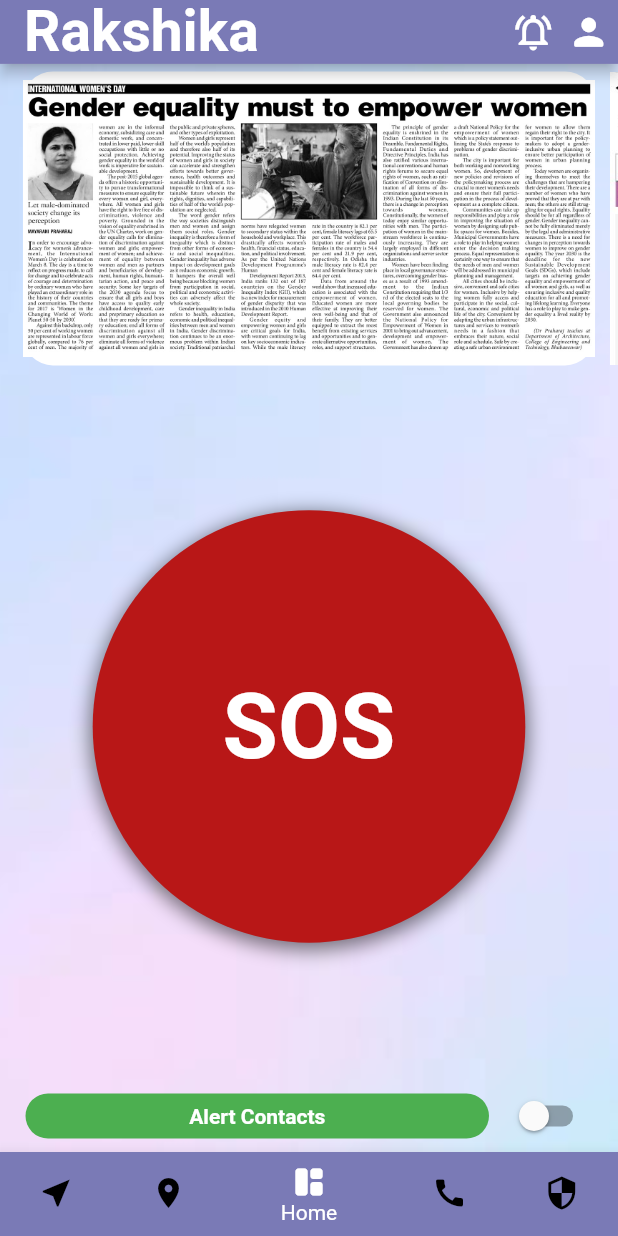
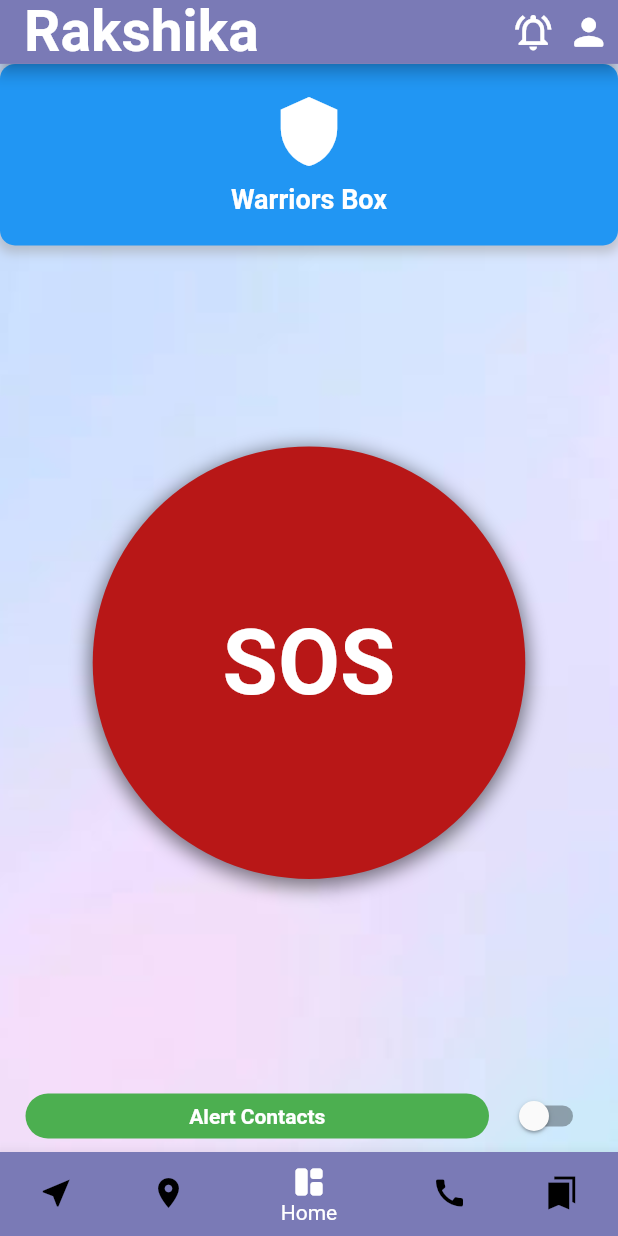
Before and after one commit to adityashah841/Rakshika-Kavach-2023, a Flutter app: the BottomPage screen opened directly with empty values, on a phone screen of 412 x 824 dp. Run offline on Flutter 3.47's test engine with Material 2 defaults, Android fonts, the phone set to English and light mode, and no system bars; drawn by our look-alikes of carousel_slider; our stand-ins replace audioplayers, camera, fl_chart, flutter_dotenv, flutter_secure_storage, flutter_svg and 6 more; missing offline and left inert: cloudinary, flutter_callkit_incoming, flutter_phone_direct_caller, flutter_polyline_points, google_maps_webservice, record and 2 more; accounts and stored records are empty.

Commit message:
Routing changed

```diff
--- a/women_safety_app/lib/components/app_bar.dart
+++ b/women_safety_app/lib/components/app_bar.dart
@@ -1,8 +1,5 @@
 import 'package:flutter/foundation.dart';
 import 'package:flutter/material.dart';
-
-import 'package:women_safety_app/screens/analysis_precaution.dart';
-import 'package:women_safety_app/screens/prevention.dart';
 import 'package:women_safety_app/screens/profile_screen.dart';
 import 'package:women_safety_app/screens/setting_screen.dart';
 import 'package:women_safety_app/utils/color.dart';
--- a/women_safety_app/lib/components/bottom_bar.dart
+++ b/women_safety_app/lib/components/bottom_bar.dart
@@ -1,5 +1,6 @@
 import 'package:flutter/material.dart';
-import 'package:women_safety_app/screens/community_chat.dart';
+import 'package:women_safety_app/screens/blog.dart';
+// import 'package:women_safety_app/screens/community_chat.dart';
 import 'package:women_safety_app/screens/fake_call_screen.dart';
 import 'package:women_safety_app/screens/near_me_screen.dart';
 import 'package:women_safety_app/screens/safe_nav_screen.dart';
@@ -33,9 +34,9 @@ class _BottomPageState extends State<BottomPage> {
     pages = [
       const NearMeScreen(),
       const SafeNavScreen(),
-      const StartScreen(),
+      StartScreen(storage: storage),
       const FakeCallScreen(),
-      CommunityChatScreen(storage: storage,),
+      BlogScreen(storage: storage)
     ];
   }
 
@@ -80,8 +81,8 @@ class _BottomPageState extends State<BottomPage> {
             backgroundColor: rBottomBar,
           ),
           BottomNavigationBarItem(
-            label: "Warrior",
-            icon: Icon(Icons.security),
+            label: "Blogs",
+            icon: Icon(Icons.bookmarks_sharp),
             backgroundColor: rBottomBar,
           ),
         ],
--- a/women_safety_app/lib/components/sos_button.dart
+++ b/women_safety_app/lib/components/sos_button.dart
@@ -9,7 +9,6 @@ import 'package:path_provider/path_provider.dart';
 import 'dart:async';
 import 'package:geolocator/geolocator.dart';
 import 'package:twilio_flutter/twilio_flutter.dart';
-import 'package:http/http.dart' as http;
 import 'package:cloudinary/cloudinary.dart';
 
 class SOSButton extends StatefulWidget {
--- /dev/null
+++ b/women_safety_app/lib/components/warrior_component.dart
@@ -0,0 +1,70 @@
+import 'package:flutter/material.dart';
+import 'package:flutter_secure_storage/flutter_secure_storage.dart';
+import 'package:women_safety_app/screens/community_chat.dart';
+
+class WarriorsBox extends StatelessWidget {
+  final FlutterSecureStorage storage;
+  const WarriorsBox({Key? key, required this.storage}) : super(key: key);
+
+  @override
+  Widget build(BuildContext context) {
+    return GestureDetector(
+      onTap: () {
+        Navigator.of(context).push(MaterialPageRoute(
+          builder: (context) => CommunityChatScreen(
+            storage: storage,
+          ),
+        ));
+      },
+      child: Container(
+        width: double.infinity,
+        padding: const EdgeInsets.all(20),
+        decoration: BoxDecoration(
+          color: Colors.blue, // Box background color
+          borderRadius: BorderRadius.circular(10),
+          boxShadow: [
+            BoxShadow(
+              color: Colors.grey.withOpacity(0.5),
+              spreadRadius: 2,
+              blurRadius: 5,
+              offset: Offset(0, 3),
+            ),
+          ],
+        ),
+        child: Column(
+          crossAxisAlignment: CrossAxisAlignment.center,
+          children: [
+            Icon(
+              Icons.shield,
+              size: 50,
+              color: Colors.white, // Icon color
+            ),
+            const SizedBox(height: 10),
+            Text(
+              'Warriors Box', // Box title
+              style: TextStyle(
+                color: Colors.white, // Text color
+                fontSize: 18,
+                fontWeight: FontWeight.bold,
+              ),
+            ),
+          ],
+        ),
+      ),
+    );
+  }
+}
+
+class YourDestinationPage extends StatelessWidget {
+  @override
+  Widget build(BuildContext context) {
+    return Scaffold(
+      appBar: AppBar(
+        title: Text('Warriors Page'),
+      ),
+      body: Center(
+        child: Text('Welcome to the Warriors Page!'),
+      ),
+    );
+  }
+}
--- a/women_safety_app/lib/screens/blog.dart
+++ b/women_safety_app/lib/screens/blog.dart
@@ -5,7 +5,6 @@ import 'package:flutter_secure_storage/flutter_secure_storage.dart';
 import 'dart:convert';
 import 'package:http/http.dart' as http;
 import 'package:women_safety_app/components/app_bar.dart';
-import 'package:women_safety_app/screens/register.dart';
 
 class Blog {
   String title;
--- a/women_safety_app/lib/screens/home_screen.dart
+++ b/women_safety_app/lib/screens/home_screen.dart
@@ -1,25 +1,28 @@
 import 'package:flutter/material.dart';
+import 'package:flutter_secure_storage/flutter_secure_storage.dart';
 import 'package:women_safety_app/components/app_bar.dart';
 import 'package:women_safety_app/components/blog_slider.dart';
 import 'package:women_safety_app/components/emergency_button_component.dart';
 import 'package:women_safety_app/components/sos_button.dart';
+import 'package:women_safety_app/components/warrior_component.dart';
 // import 'package:women_safety_app/utils/color.dart';
-import 'package:permission_handler/permission_handler.dart';
 
 class StartScreen extends StatefulWidget {
-  const StartScreen({super.key});
+  final FlutterSecureStorage storage;
+  const StartScreen({super.key, required this.storage});
 
   @override
   State<StartScreen> createState() => _StartScreenState();
 }
 
 class _StartScreenState extends State<StartScreen> {
-  final List<String> imageList = [
-    'assets/blogs/1.jpg',
-    'assets/blogs/2.jpg',
-    'assets/blogs/3.jpg',
-    'assets/blogs/4.jpg',
-  ];
+  FlutterSecureStorage get storage => widget.storage;
+  // final List<String> imageList = [
+  //   'assets/blogs/1.jpg',
+  //   'assets/blogs/2.jpg',
+  //   'assets/blogs/3.jpg',
+  //   'assets/blogs/4.jpg',
+  // ];
   final List<String> sloganList = [
     'Women safety first!',
     'Empowered women empower women!',
@@ -75,7 +78,8 @@ class _StartScreenState extends State<StartScreen> {
         ),
         child: Column(
           children: [
-            BlogSlider(imageList: imageList, sloganList: sloganList),
+            // BlogSlider(imageList: imageList, sloganList: sloganList),
+            WarriorsBox(storage: storage),
             SOSButton(contacts: contacts),
             EmergencyButton(contacts: contacts),
           ],
--- a/women_safety_app/lib/screens/register.dart
+++ b/women_safety_app/lib/screens/register.dart
@@ -1,5 +1,5 @@
 import 'package:flutter/material.dart';
-import 'package:flutter/services.dart';
+// import 'package:flutter/services.dart';
 import 'package:flutter_secure_storage/flutter_secure_storage.dart';
 import 'package:fluttertoast/fluttertoast.dart';
 import 'package:women_safety_app/screens/sign_up.dart';
@@ -7,7 +7,6 @@ import 'dart:convert';
 import 'package:http/http.dart' as http;
 import 'package:shared_preferences/shared_preferences.dart';
 import 'package:flutter_svg/flutter_svg.dart';
-import 'package:women_safety_app/screens/log_in.dart';
 
 Future<bool> saveObject(dynamic myObject, String objectName) async {
   SharedPreferences prefs = await SharedPreferences.getInstance();
```
